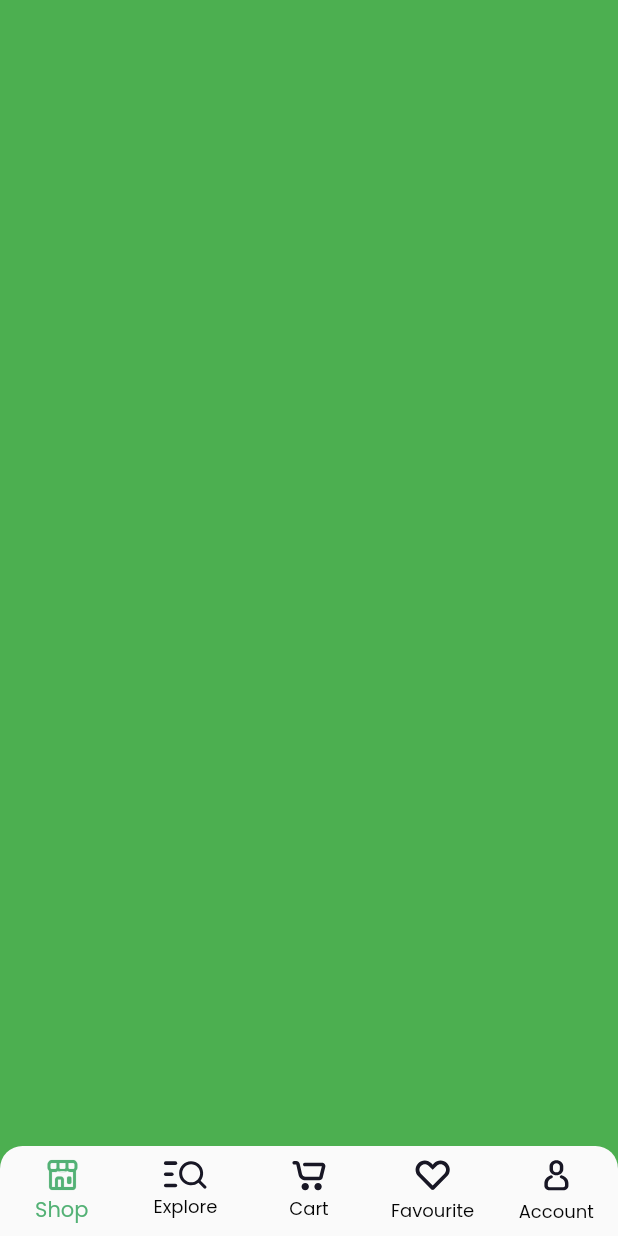
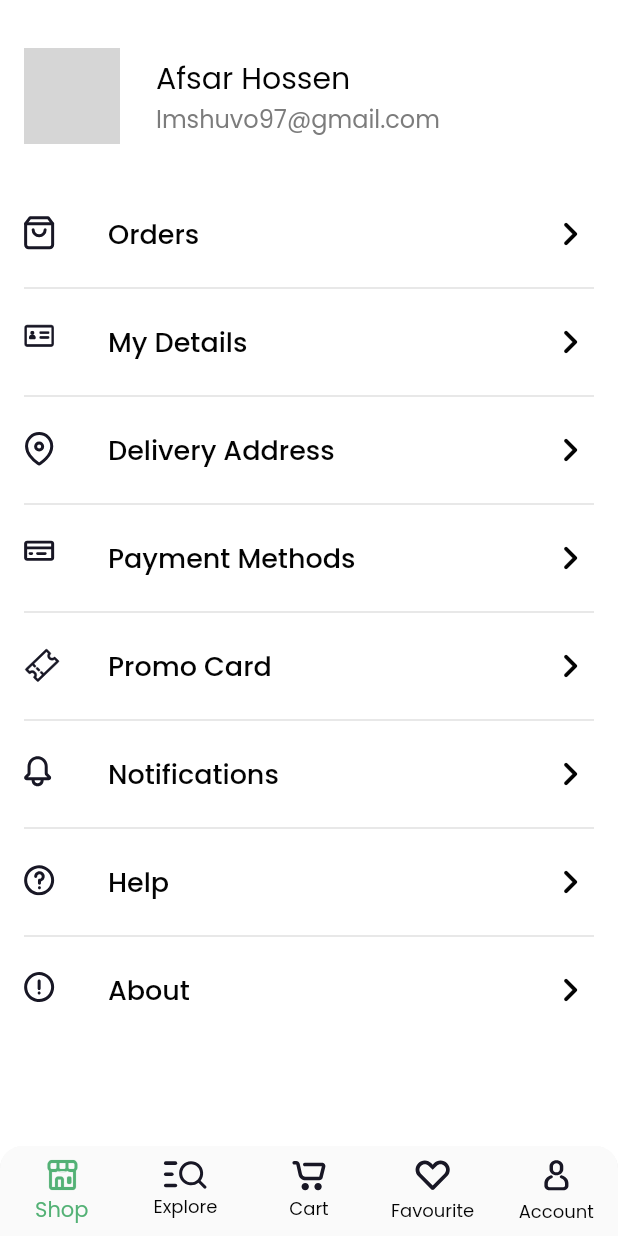
Before and after one commit to ibhavikmakwana/nectar, a Flutter app: the HomeScreen screen opened directly, swiped to page 5, on a phone screen of 412 x 824 dp. Run offline on Flutter 3.47's test engine with Material 2 defaults, Android fonts, the phone set to English and light mode, and no system bars; our stand-ins replace flutter_svg, google_fonts; network calls fail; grey boxes are pictures that could not be loaded.

Commit message:
:sparkles: Implemented Account Screen

```diff
--- /dev/null
+++ b/lib/home/account/account_screen.dart
@@ -0,0 +1,114 @@
+import 'package:flutter/material.dart';
+import 'package:flutter_svg/flutter_svg.dart';
+import 'package:nectar/model/user_account_model.dart';
+import 'package:nectar/values/assets.dart';
+import 'package:nectar/values/base_colors.dart';
+
+class AccountScreen extends StatefulWidget {
+  @override
+  _AccountScreenState createState() => _AccountScreenState();
+}
+
+class _AccountScreenState extends State<AccountScreen> {
+  List<UserAccountModel> _userAccountItems = [
+    UserAccountModel(SVGs.icOrders, 'Orders'),
+    UserAccountModel(SVGs.icMyDetails, 'My Details'),
+    UserAccountModel(SVGs.icDeliceryAddress, 'Delivery Address'),
+    UserAccountModel(SVGs.icPaymentMethods, 'Payment Methods'),
+    UserAccountModel(SVGs.icPromoCord, 'Promo Card'),
+    UserAccountModel(SVGs.icNotificationBell, 'Notifications'),
+    UserAccountModel(SVGs.icHelp, 'Help'),
+    UserAccountModel(SVGs.icAbout, 'About'),
+  ];
+  @override
+  Widget build(BuildContext context) {
+    return SafeArea(
+      child: Column(
+        children: [
+          const SizedBox(height: 16),
+          Padding(
+            padding: const EdgeInsets.all(16.0),
+            child: UserHeader(),
+          ),
+          const SizedBox(height: 16),
+          Expanded(
+            child: ListView.separated(
+              shrinkWrap: true,
+              padding: const EdgeInsets.symmetric(horizontal: 16),
+              itemCount: _userAccountItems.length,
+              itemBuilder: (_, index) {
+                return ListTile(
+                  contentPadding: EdgeInsets.zero,
+                  onTap: () {},
+                  leading: SvgPicture.asset(
+                    _userAccountItems[index].leadingSvg,
+                  ),
+                  title: Text(
+                    _userAccountItems[index].title,
+                    style: const TextStyle(
+                      fontSize: 18,
+                      fontWeight: FontWeight.w500,
+                      color: BaseColors.gray1,
+                    ),
+                  ),
+                  trailing: Icon(
+                    Icons.navigate_next_rounded,
+                    size: 32,
+                    color: BaseColors.gray1,
+                  ),
+                );
+              },
+              separatorBuilder: (_, index) {
+                return Divider(
+                  thickness: 1,
+                );
+              },
+            ),
+          ),
+        ],
+      ),
+    );
+  }
+}
+
+class UserHeader extends StatelessWidget {
+  @override
+  Widget build(BuildContext context) {
+    return Row(
+      children: [
+        SizedBox(
+          height: 64,
+          width: 64,
+          child: ClipRRect(
+            borderRadius: BorderRadius.all(Radius.circular(26)),
+            child: Image.network(
+              'https://s3-alpha.figma.com/profile/d4c830fa-5ae2-4cd7-81fe-ca3f0f7cb61f',
+            ),
+          ),
+        ),
+        const SizedBox(width: 24),
+        Expanded(
+          child: Column(
+            crossAxisAlignment: CrossAxisAlignment.start,
+            children: [
+              Text(
+                'Afsar Hossen',
+                style: const TextStyle(
+                  color: BaseColors.gray1,
+                  fontSize: 20,
+                ),
+              ),
+              Text(
+                'Imshuvo97@gmail.com',
+                style: const TextStyle(
+                  color: BaseColors.darkGray,
+                  fontSize: 16,
+                ),
+              ),
+            ],
+          ),
+        ),
+      ],
+    );
+  }
+}
--- a/lib/home/home_screen.dart
+++ b/lib/home/home_screen.dart
@@ -1,5 +1,6 @@
 import 'package:flutter/material.dart';
 import 'package:flutter_svg/flutter_svg.dart';
+import 'package:nectar/home/account/account_screen.dart';
 import 'package:nectar/home/shop/shop_screen.dart';
 import 'package:nectar/values/assets.dart';
 import 'package:nectar/values/base_colors.dart';
@@ -37,9 +38,7 @@ class _HomeScreenState extends State<HomeScreen> {
           Container(
             color: Colors.yellow,
           ),
-          Container(
-            color: Colors.green,
-          ),
+          AccountScreen(),
         ],
       ),
       bottomNavigationBar: ClipRRect(
--- /dev/null
+++ b/lib/model/user_account_model.dart
@@ -0,0 +1,6 @@
+class UserAccountModel {
+  String leadingSvg;
+  String title;
+
+  UserAccountModel(this.leadingSvg, this.title);
+}
--- a/lib/values/assets.dart
+++ b/lib/values/assets.dart
@@ -11,6 +11,16 @@ class SVGs {
   static const String icShop = '${_basePath}ic_shop.svg';
   static const String icLocationPin = '${_basePath}ic_location_pin.svg';
   static const String icCircleClear = '${_basePath}ic_circle_clear.svg';
+
+  static const String icMyDetails = '${_basePath}ic_my_details.svg';
+  static const String icNotificationBell =
+      '${_basePath}ic_notification_bell.svg';
+  static const String icOrders = '${_basePath}ic_orders.svg';
+  static const String icPaymentMethods = '${_basePath}ic_payment_methods.svg';
+  static const String icPromoCord = '${_basePath}ic_promo_cord.svg';
+  static const String icHelp = '${_basePath}ic_help.svg';
+  static const String icDeliceryAddress = '${_basePath}ic_delicery_address.svg';
+  static const String icAbout = '${_basePath}ic_about.svg';
 }
 
 class PNGs {
```
Also changed, not shown: images/ic_about.svg (added), images/ic_delicery_address.svg (added), images/ic_help.svg (added), images/ic_my_details.svg (added), images/ic_notification_bell.svg (added), images/ic_orders.svg (added), images/ic_payment_methods.svg (added), images/ic_promo_cord.svg (added).
